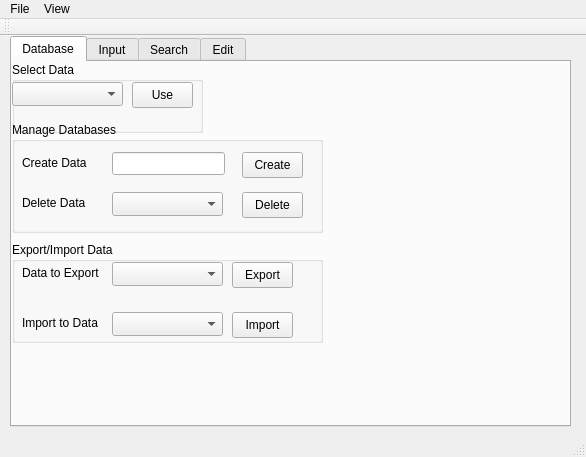
Above: test1/test1.ui from mekatronik-achmadi/hilmi-app before the change. Below: the same form after it.
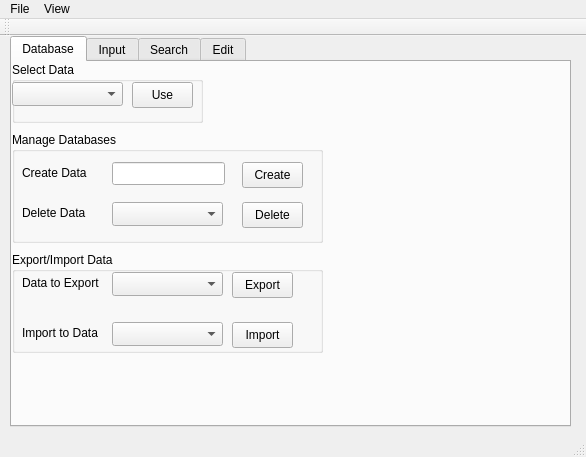
That is the form after the change.

What changed in the file:
```diff
--- a/test1/test1.ui
+++ b/test1/test1.ui
@@ -43,7 +43,7 @@
       <property name="geometry">
        <rect>
         <x>0</x>
-        <y>60</y>
+        <y>70</y>
         <width>311</width>
         <height>111</height>
        </rect>
@@ -140,7 +140,7 @@
       <property name="geometry">
        <rect>
         <x>0</x>
-        <y>180</y>
+        <y>190</y>
         <width>311</width>
         <height>101</height>
        </rect>
@@ -239,7 +239,7 @@
         <x>0</x>
         <y>0</y>
         <width>191</width>
-        <height>71</height>
+        <height>61</height>
        </rect>
       </property>
       <property name="title">
```
